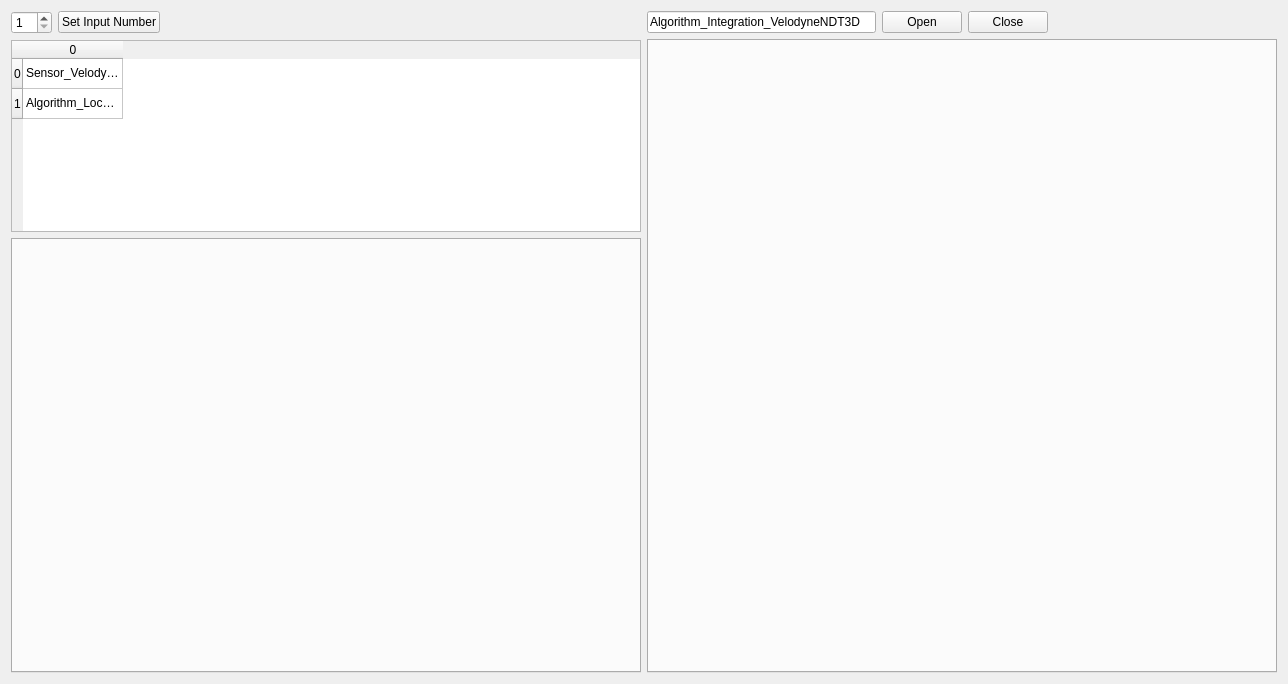
Before: the Qt Designer form COI_ROS/Integration_Viewer/mainwindow.ui in RobotSDK/APP, drawn with Qt 5.
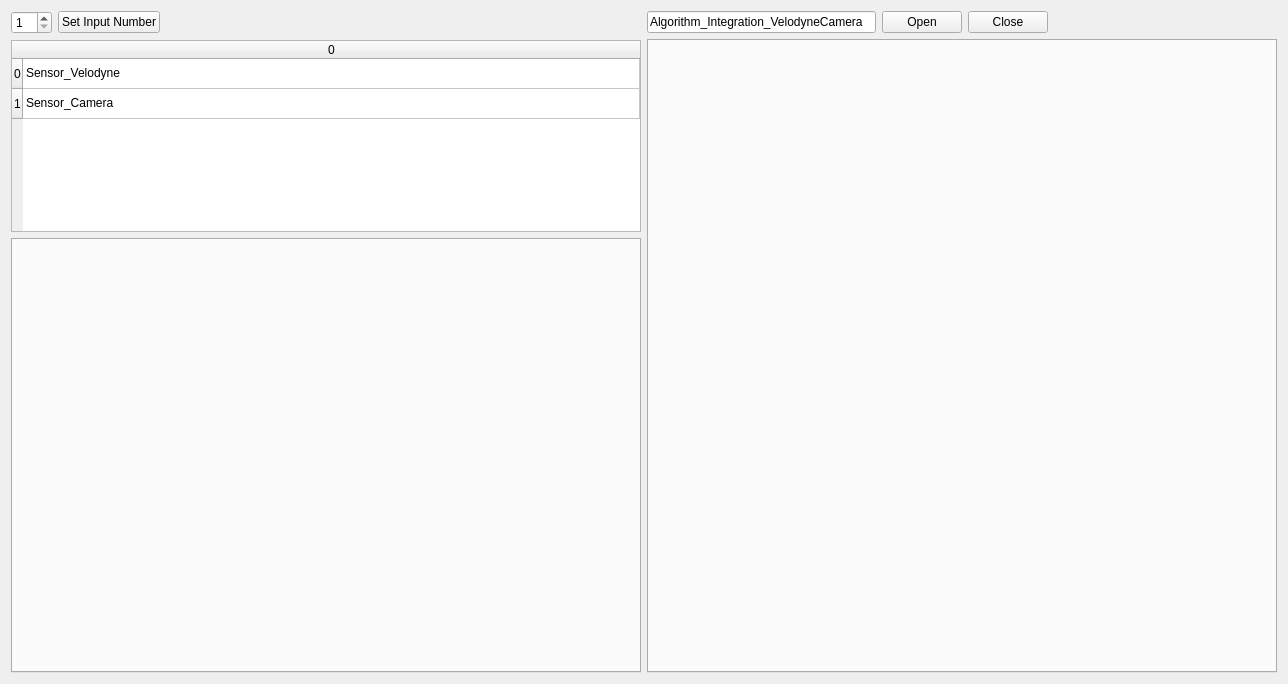
After: the same form once the commit is applied.

Patch:
```diff
--- a/COI_ROS/Integration_Viewer/mainwindow.ui
+++ b/COI_ROS/Integration_Viewer/mainwindow.ui
@@ -50,6 +50,9 @@
       </item>
       <item>
        <widget class="QTableWidget" name="inputs">
+        <attribute name="horizontalHeaderStretchLastSection">
+         <bool>true</bool>
+        </attribute>
         <row>
          <property name="text">
           <string>0</string>
@@ -72,7 +75,7 @@
         </item>
         <item row="1" column="0">
          <property name="text">
-          <string>Algorithm_Localization_NDT3D</string>
+          <string>Sensor_Camera</string>
          </property>
         </item>
        </widget>
@@ -96,7 +99,7 @@
         <item>
          <widget class="QLineEdit" name="nodeclass">
           <property name="text">
-           <string>Algorithm_Integration_VelodyneNDT3D</string>
+           <string>Algorithm_Integration_VelodyneCamera</string>
           </property>
          </widget>
         </item>
```
